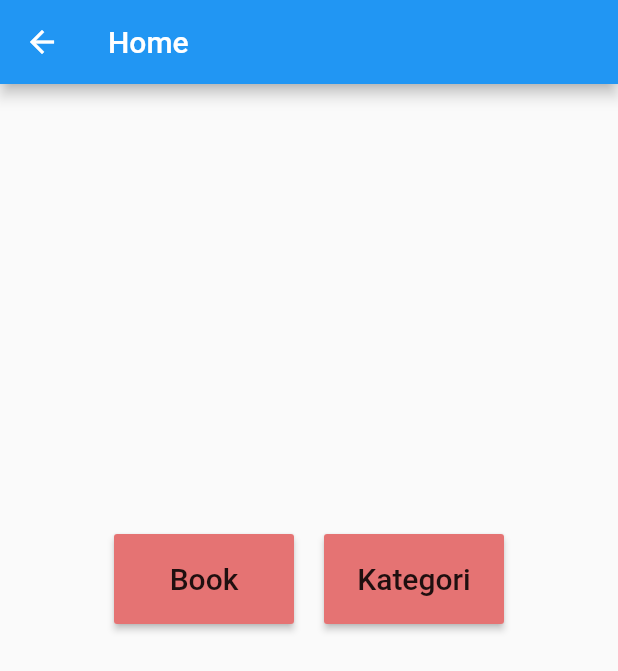
After one commit to tria21/polinema_mobile_flutter_uas, a Flutter app: the FirstScreen screen opened directly, on a phone screen of 412 x 824 dp. The commit adds this screen. Shown: the top 671 px of the screen. Run offline on Flutter 3.47's test engine with Material 2 defaults, Android fonts, the phone set to English and light mode, and no system bars; our stand-ins replace firebase_auth, firebase_core, google_sign_in; accounts and stored records are empty; network calls fail.

Commit message:
membuat first screen

```diff
--- /dev/null
+++ b/lib/first_screen.dart
@@ -0,0 +1,50 @@
+// import 'package:uas/kategori.dart';
+// import 'package:uas/book.dart';
+import 'package:flutter/cupertino.dart';
+import 'package:flutter/material.dart';
+
+class FirstScreen extends StatelessWidget {
+  @override
+  Widget build(BuildContext context) {
+    return Scaffold(
+      appBar: AppBar(
+        title: Text('Home'), //title pada appbar
+      ),
+      body: Row(
+        mainAxisAlignment: MainAxisAlignment.center,
+        children: [
+          Container(
+            height: 60,
+            width: 120,
+            margin: EdgeInsets.only(top: 300, right: 10),
+            child: RaisedButton(
+              color: Colors.red[300],
+              child: Text("Book", style: TextStyle(fontSize: 20)),
+              onPressed: () {
+                // Navigator.push(
+                //   context,
+                //   MaterialPageRoute(builder: (context) => Book()),
+                // );
+              },
+            ),
+          ),
+          Container(
+            height: 60,
+            width: 120,
+            margin: EdgeInsets.only(top: 300, left: 10),
+            child: RaisedButton(
+              color: Colors.red[300],
+              child: Text("Kategori", style: TextStyle(fontSize: 20)),
+              onPressed: () {
+                // Navigator.push(
+                //   context,
+                //   MaterialPageRoute(builder: (context) => Kategori()),
+                // );
+              },
+            ),
+          ),
+        ],
+      ),
+    );
+  }
+}
--- a/lib/login_page.dart
+++ b/lib/login_page.dart
@@ -4,7 +4,7 @@ import 'package:uas/register_page.dart';
 import 'package:firebase_auth/firebase_auth.dart';
 import 'package:flutter/material.dart';
 import 'package:uas/sign_in.dart';
-//import 'package:uas/first_screen.dart';
+import 'package:uas/first_screen.dart';
 
 class LoginPage extends StatefulWidget {
   @override
@@ -208,7 +208,7 @@ class _LoginPageState extends State<LoginPage> {
               .handleSignInEmail(emailController.text, passwordController.text)
               .then((User user) {
             Navigator.push(context,
-                new MaterialPageRoute(builder: (context) => new EmailPage()));
+                new MaterialPageRoute(builder: (context) => new FirstScreen()));
           }).catchError((e) => print(e));
         },
         child: Text(
--- a/lib/register_page.dart
+++ b/lib/register_page.dart
@@ -3,6 +3,7 @@ import 'package:uas/auth.dart';
 import 'package:uas/login_page.dart';
 //import 'package:uas/profil_page.dart';
 import 'package:flutter/material.dart';
+import 'package:uas/first_screen.dart';
 
 class RegisterPage extends StatefulWidget {
   @override
@@ -202,7 +203,7 @@ class _RegisterPageState extends State<RegisterPage> {
               .handleSignUp(emailController.text, passwordController.text) //auth handler pada auth.dart
               .then((User user) {
             Navigator.push(context,
-                new MaterialPageRoute(builder: (context) => new EmailPage()));
+                new MaterialPageRoute(builder: (context) => new FirstScreen()));
           }).catchError((e) => print(e));
         },
         child: Text(
--- a/pubspec.yaml
+++ b/pubspec.yaml
@@ -23,7 +23,9 @@ environment:
 dependencies:
   flutter:
     sdk: flutter
+  cloud_firestore: ^1.0.1
   firebase_auth: ^1.0.0
+  firebase_core: ^1.0.1
   google_sign_in: ^4.5.3
 
 
```
Also changed, not shown: pubspec.lock.
